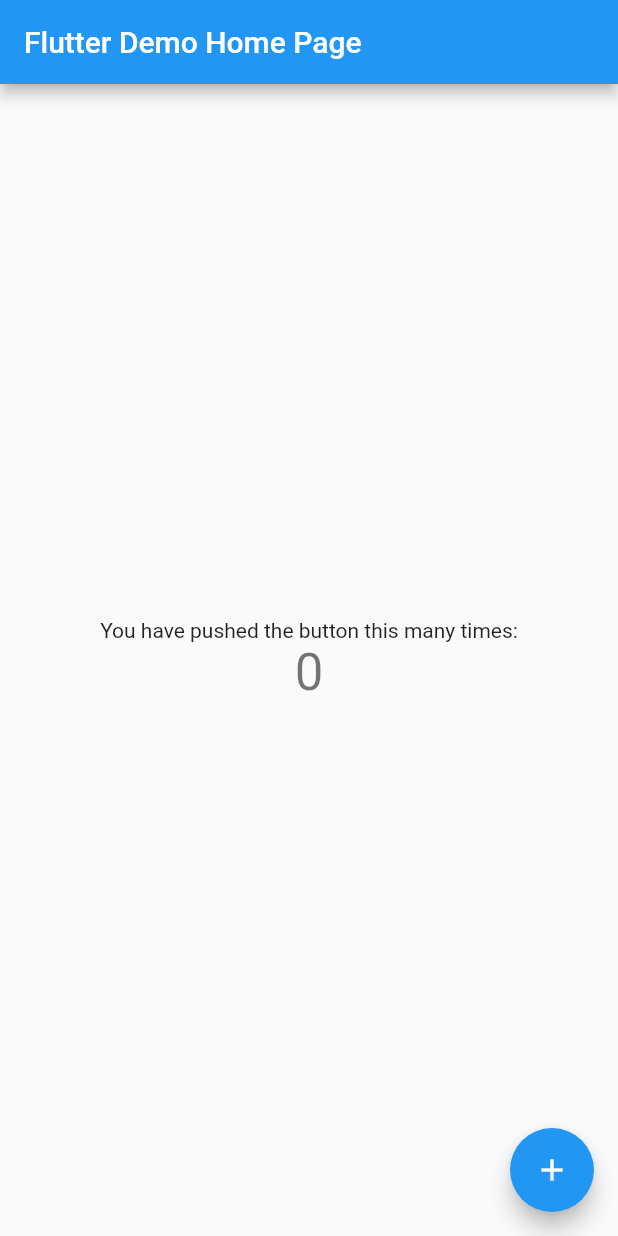
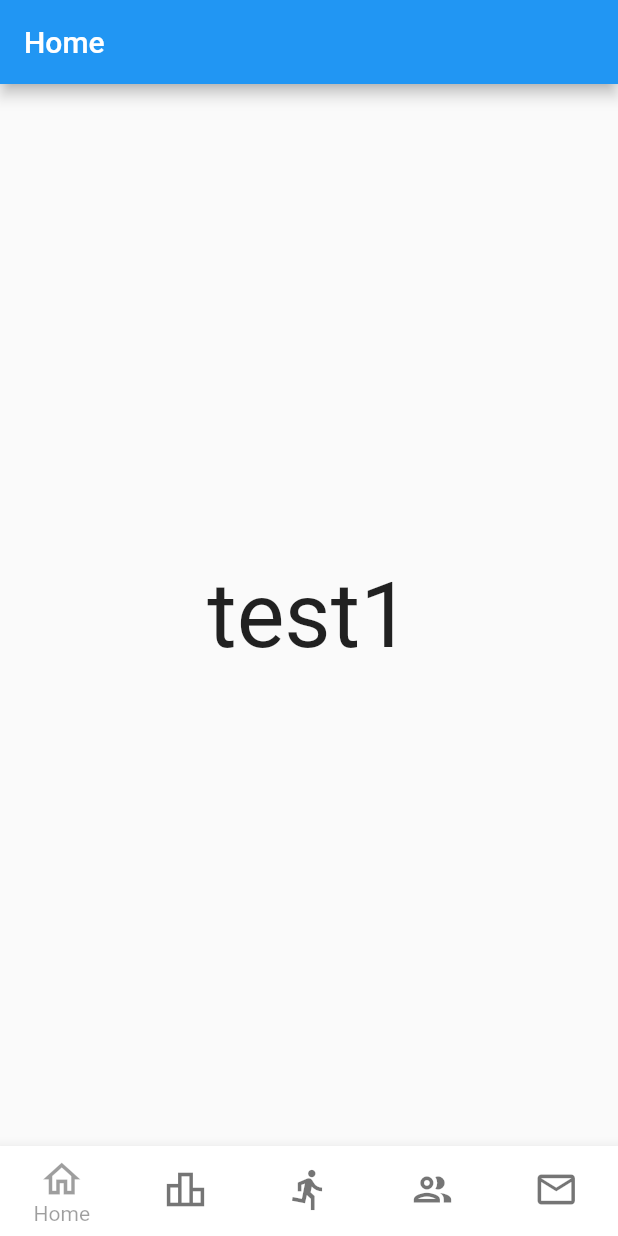
Before and after one commit to jarb16633/KKUVRUN, a Flutter app: the screen it shows after launch, on a phone screen of 412 x 824 dp. Run offline on Flutter 3.47's test engine with Material 2 defaults, Android fonts, the phone set to English and light mode, and no system bars.

Commit message:
code added

```diff
--- a/lib/main.dart
+++ b/lib/main.dart
@@ -1,4 +1,9 @@
 import 'package:flutter/material.dart';
+import 'package:virtual_run_application/screens/activity.dart';
+import 'package:virtual_run_application/screens/community.dart';
+import 'package:virtual_run_application/screens/home.dart';
+import 'package:virtual_run_application/screens/notification.dart';
+import 'package:virtual_run_application/screens/run.dart';
 
 void main() {
   runApp(const MyApp());
@@ -11,105 +16,68 @@ class MyApp extends StatelessWidget {
   @override
   Widget build(BuildContext context) {
     return MaterialApp(
+      debugShowCheckedModeBanner: false,
       title: 'Flutter Demo',
       theme: ThemeData(
-        // This is the theme of your application.
-        //
-        // Try running your application with "flutter run". You'll see the
-        // application has a blue toolbar. Then, without quitting the app, try
-        // changing the primarySwatch below to Colors.green and then invoke
-        // "hot reload" (press "r" in the console where you ran "flutter run",
-        // or simply save your changes to "hot reload" in a Flutter IDE).
-        // Notice that the counter didn't reset back to zero; the application
-        // is not restarted.
         primarySwatch: Colors.blue,
       ),
-      home: const MyHomePage(title: 'Flutter Demo Home Page'),
+      home: const MyHomePage(),
     );
   }
 }
 
 class MyHomePage extends StatefulWidget {
-  const MyHomePage({Key? key, required this.title}) : super(key: key);
-
-  // This widget is the home page of your application. It is stateful, meaning
-  // that it has a State object (defined below) that contains fields that affect
-  // how it looks.
-
-  // This class is the configuration for the state. It holds the values (in this
-  // case the title) provided by the parent (in this case the App widget) and
-  // used by the build method of the State. Fields in a Widget subclass are
-  // always marked "final".
-
-  final String title;
+  const MyHomePage({Key? key}) : super(key: key);
 
   @override
-  State<MyHomePage> createState() => _MyHomePageState();
+  _MyHomePageState createState() => _MyHomePageState();
 }
 
 class _MyHomePageState extends State<MyHomePage> {
-  int _counter = 0;
-
-  void _incrementCounter() {
-    setState(() {
-      // This call to setState tells the Flutter framework that something has
-      // changed in this State, which causes it to rerun the build method below
-      // so that the display can reflect the updated values. If we changed
-      // _counter without calling setState(), then the build method would not be
-      // called again, and so nothing would appear to happen.
-      _counter++;
-    });
-  }
+  int currentIndex = 0;
+  final screens = [
+    const HomePage(),
+    const ActivityPage(),
+    const RunPage(),
+    const CommunityPage(),
+    const NotificationPage(),
+  ];
 
   @override
   Widget build(BuildContext context) {
-    // This method is rerun every time setState is called, for instance as done
-    // by the _incrementCounter method above.
-    //
-    // The Flutter framework has been optimized to make rerunning build methods
-    // fast, so that you can just rebuild anything that needs updating rather
-    // than having to individually change instances of widgets.
     return Scaffold(
-      appBar: AppBar(
-        // Here we take the value from the MyHomePage object that was created by
-        // the App.build method, and use it to set our appbar title.
-        title: Text(widget.title),
+      body: screens[currentIndex],
+      bottomNavigationBar: BottomNavigationBar(
+        type: BottomNavigationBarType.fixed,
+        backgroundColor: Colors.white,
+        showUnselectedLabels: false,
+        selectedItemColor: Colors.black38,
+        iconSize: 30,
+        currentIndex: currentIndex,
+        onTap: (index) => setState(() => currentIndex = index),
+        items: const [
+          BottomNavigationBarItem(
+            icon: Icon(Icons.home_outlined),
+            label: 'Home',
+          ),
+          BottomNavigationBarItem(
+            icon: Icon(Icons.leaderboard_outlined),
+            label: 'Feed',
+          ),
+          BottomNavigationBarItem(
+            icon: Icon(Icons.directions_run_outlined),
+            label: 'Run',
+          ),
+          BottomNavigationBarItem(
+            icon: Icon(Icons.people_outlined),
+            label: 'Club',
+          ),
+          BottomNavigationBarItem(
+            icon: Icon(Icons.mail_outlined),
+            label: 'Notification',
+          ),
+        ],
       ),
-      body: Center(
-        // Center is a layout widget. It takes a single child and positions it
-        // in the middle of the parent.
-        child: Column(
-          // Column is also a layout widget. It takes a list of children and
-          // arranges them vertically. By default, it sizes itself to fit its
-          // children horizontally, and tries to be as tall as its parent.
-          //
-          // Invoke "debug painting" (press "p" in the console, choose the
-          // "Toggle Debug Paint" action from the Flutter Inspector in Android
-          // Studio, or the "Toggle Debug Paint" command in Visual Studio Code)
-          // to see the wireframe for each widget.
-          //
-          // Column has various properties to control how it sizes itself and
-          // how it positions its children. Here we use mainAxisAlignment to
-          // center the children vertically; the main axis here is the vertical
-          // axis because Columns are vertical (the cross axis would be
-          // horizontal).
-          mainAxisAlignment: MainAxisAlignment.center,
-          children: <Widget>[
-            const Text(
-              'You have pushed the button this many times:',
-            ),
-            Text(
-              '$_counter',
-              style: Theme.of(context).textTheme.headline4,
-            ),
-          ],
-        ),
-      ),
-      floatingActionButton: FloatingActionButton(
-        onPressed: _incrementCounter,
-        tooltip: 'Increment',
-        child: const Icon(Icons.add),
-      ), // This trailing comma makes auto-formatting nicer for build methods.
     );
   }
 }
--- /dev/null
+++ b/lib/screens/home.dart
@@ -0,0 +1,20 @@
+import 'package:flutter/material.dart';
+
+class HomePage extends StatelessWidget {
+  const HomePage({Key? key}) : super(key: key);
+
+  @override
+  Widget build(BuildContext context) {
+    return Scaffold(
+      appBar: AppBar(
+        title: const Text('Home'),
+      ),
+      body: const Center(
+        child: Text(
+          'test1',
+          style: TextStyle(fontSize: 60),
+        ),
+      ),
+    );
+  }
+}
```
Also changed, not shown: lib/screens/activity.dart (added, +20 -0 lines), lib/screens/community.dart (added, +20 -0 lines), lib/screens/notification.dart (added, +20 -0 lines), lib/screens/run.dart (added, +20 -0 lines), 1 other file.
